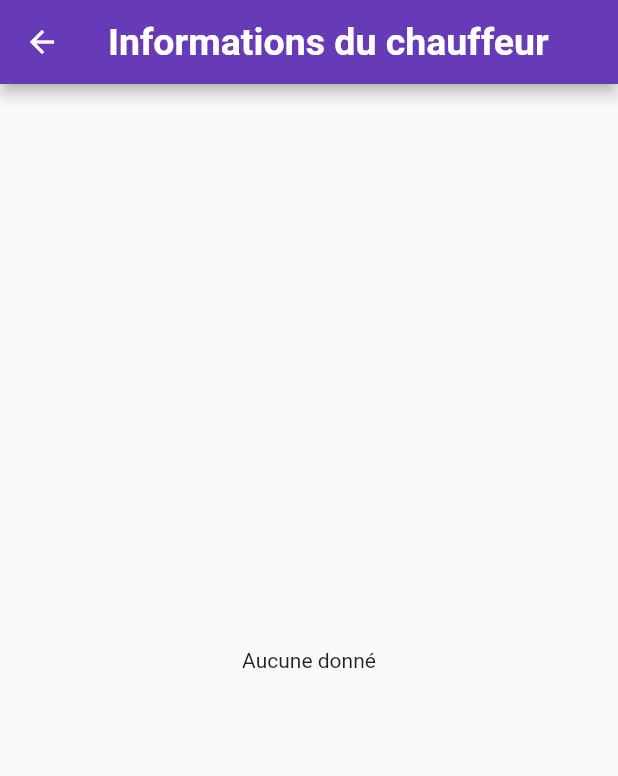
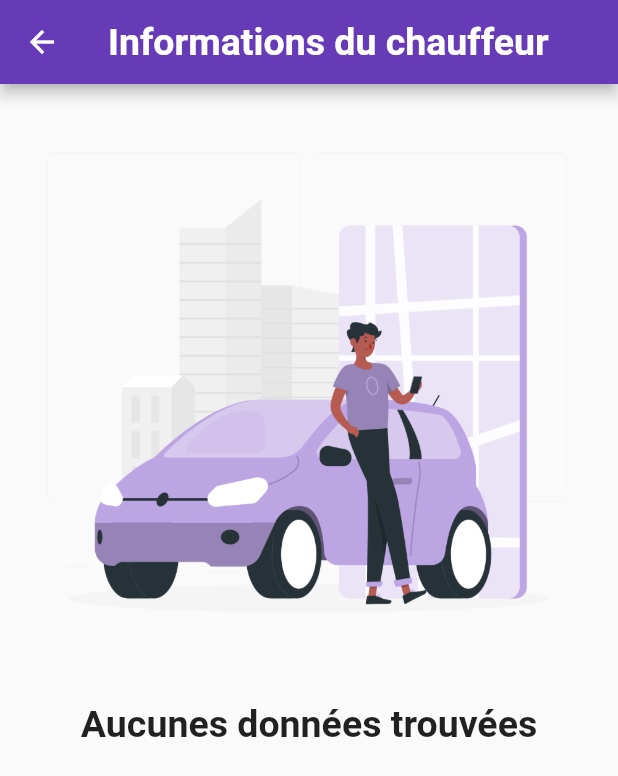
Before and after one commit to malachieborohoul/taxiscanner, a Flutter app: the QRDriverInfoScreen screen opened directly with empty values, on a phone screen of 412 x 824 dp. Shown: the top 776 px of the screen. Run offline on Flutter 3.47's test engine with Material 2 defaults, Android fonts, the light colour scheme and no system bars; our stand-ins replace image_picker, qr_flutter; missing offline and left inert: cloudinary_public, qr_code_scanner; network calls fail.

Commit message:
Api correction ui driver not found

```diff
--- /dev/null
+++ b/views/lib/common/widgets/driver_not_found.dart
@@ -0,0 +1,23 @@
+import 'package:flutter/material.dart';
+import 'package:flutter/src/foundation/key.dart';
+import 'package:flutter/src/widgets/framework.dart';
+import 'package:scanner/constants/utils.dart';
+
+class DriverNotFound extends StatelessWidget {
+  const DriverNotFound({Key? key}) : super(key: key);
+
+  @override
+  Widget build(BuildContext context) {
+    return Scaffold(
+      body: Center(
+        child: Column(
+          mainAxisAlignment: MainAxisAlignment.start,
+          children: [
+            Image.asset(assetImg+'taxi.png'),
+            Text("Aucunes données trouvées", style: TextStyle(fontSize: 25, fontWeight: FontWeight.bold),)
+          ],
+        ),
+      )
+    );
+  }
+}
--- a/views/lib/constants/utils.dart
+++ b/views/lib/constants/utils.dart
@@ -1,5 +1,7 @@
 import 'package:flutter/material.dart';
 import 'package:image_picker/image_picker.dart';
+
+const String assetImg = 'assets/images/';
 
 Future<XFile?> pickImage(ImageSource source) async {
   final ImagePicker _imagePicker = ImagePicker();
@@ -17,6 +19,6 @@ Future<XFile?> pickImage(ImageSource source) async {
 
 void showSnackBar(BuildContext context, String text) {
   ScaffoldMessenger.of(context).showSnackBar(SnackBar(
-    behavior: SnackBarBehavior.floating,
+    behavior: SnackBarBehavior.fixed,
     content: Text(text)));
 }
--- a/views/lib/features/qr_code_drivers/screens/qr_driver_info_screen.dart
+++ b/views/lib/features/qr_code_drivers/screens/qr_driver_info_screen.dart
@@ -2,6 +2,7 @@ import 'package:flutter/cupertino.dart';
 import 'package:flutter/material.dart';
 import 'package:flutter/src/foundation/key.dart';
 import 'package:flutter/src/widgets/framework.dart';
+import 'package:scanner/common/widgets/driver_not_found.dart';
 import 'package:scanner/common/widgets/loader.dart';
 import 'package:scanner/constants/colors.dart';
 import 'package:scanner/constants/padding.dart';
@@ -31,7 +32,7 @@ class _QRDriverInfoScreenState extends State<QRDriverInfoScreen> {
           style: TextStyle(fontSize: 25, fontWeight: FontWeight.bold),
         ),
       ),
-      body: widget.driver.isEmpty? Center(child: Text('Aucune donné')): Center(
+      body: widget.driver.isEmpty? DriverNotFound(): Center(
         child: SingleChildScrollView(
             child: Padding(
           padding: const EdgeInsets.all(appPadding),
--- a/views/pubspec.yaml
+++ b/views/pubspec.yaml
@@ -51,7 +51,8 @@ flutter:
   # the material Icons class.
   uses-material-design: true
   # To add assets to your application, add an assets section, like this:
-  # assets:
+  assets:
+      - assets/images/
   #   - images/a_dot_burr.jpeg
   #   - images/a_dot_ham.jpeg
   # An image asset can refer to one or more resolution-specific "variants", see
```
Also changed, not shown: views/lib/features/qr_code_drivers/screens/qr_create_screen.dart (+14 -10 lines), views/assets/images/taxi.png (added).
